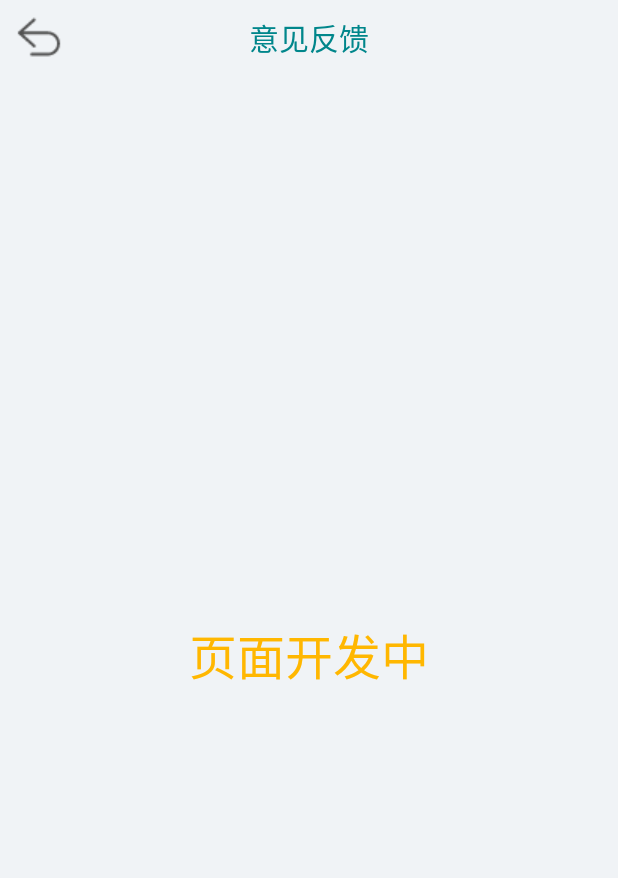
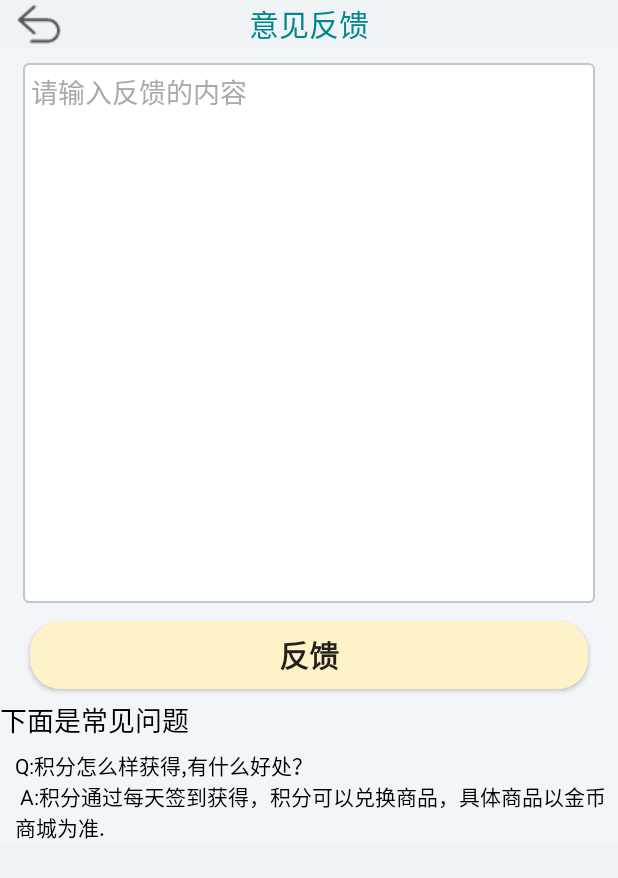
Before and after one commit to baifan666/MyApplication, an Android app: the OpinionActivity screen opened directly, with no data from a screen before it, on a phone screen of 412 x 824 dp. Shown: the top 878 px of the screen. Run offline under Robolectric (Android 15) with nearby library versions, the phone set to English and light mode, and no system bars; 1 statement that could not run was skipped.

Commit message:
完善部分页面

```diff
--- a/app/build.gradle
+++ b/app/build.gradle
@@ -6,8 +6,8 @@ android {
         applicationId "com.example.baifan.myapplication"
         minSdkVersion 19
         targetSdkVersion 23
-        versionCode 38
-        versionName "1.0.37"
+        versionCode 39
+        versionName "1.0.38"
         testInstrumentationRunner "android.support.test.runner.AndroidJUnitRunner"
         ndk {
             abiFilters "armeabi"
--- a/app/src/main/java/com/example/baifan/myapplication/activity/AccountManagementActivity.java
+++ b/app/src/main/java/com/example/baifan/myapplication/activity/AccountManagementActivity.java
@@ -7,8 +7,8 @@ import android.content.Intent;
 import android.os.Bundle;
 import android.view.View;
 import android.view.Window;
+import android.widget.ImageView;
 import android.widget.TextView;
-import android.widget.Toast;
 
 import com.example.baifan.myapplication.R;
 import com.example.baifan.myapplication.application.ExitApplication;
@@ -16,6 +16,7 @@ import com.example.baifan.myapplication.application.ExitApplication;
 public class AccountManagementActivity extends Activity {
     private TextView exitapp,updatepassword;
     private String account;
+    private ImageView back;
     @Override
     protected void onCreate(Bundle savedInstanceState) {
         super.onCreate(savedInstanceState);
@@ -25,6 +26,13 @@ public class AccountManagementActivity extends Activity {
         ExitApplication.getInstance().addActivity(this);
         Intent intent = getIntent();
         account = intent.getStringExtra("username");
+        back = (ImageView)findViewById(R.id.IV_back); //返回
+        back.setOnClickListener(new View.OnClickListener() {
+            @Override
+            public void onClick(View view) {
+                finish();
+            }
+        });
         exitapp = (TextView)findViewById(R.id.exitapp);
         exitapp.setOnClickListener(new View.OnClickListener() {
             @Override
--- a/app/src/main/java/com/example/baifan/myapplication/activity/CoinMallActivity.java
+++ b/app/src/main/java/com/example/baifan/myapplication/activity/CoinMallActivity.java
@@ -2,13 +2,15 @@ package com.example.baifan.myapplication.activity;
 
 import android.app.Activity;
 import android.os.Bundle;
+import android.view.View;
 import android.view.Window;
+import android.widget.ImageView;
 
 import com.example.baifan.myapplication.R;
 import com.example.baifan.myapplication.application.ExitApplication;
 
 public class CoinMallActivity extends Activity {
-
+    private ImageView back;
     @Override
     protected void onCreate(Bundle savedInstanceState) {
         super.onCreate(savedInstanceState);
@@ -16,5 +18,12 @@ public class CoinMallActivity extends Activity {
         setContentView(R.layout.activity_coin_mall);
         //将该Activity添加到ExitApplication实例中，
         ExitApplication.getInstance().addActivity(this);
+        back = (ImageView)findViewById(R.id.IV_back); //返回
+        back.setOnClickListener(new View.OnClickListener() {
+            @Override
+            public void onClick(View view) {
+                finish();
+            }
+        });
     }
 }
--- a/app/src/main/java/com/example/baifan/myapplication/activity/MyOrdersSpecificActivity.java
+++ b/app/src/main/java/com/example/baifan/myapplication/activity/MyOrdersSpecificActivity.java
@@ -138,8 +138,9 @@ public class MyOrdersSpecificActivity extends Activity {
             wanchengshijian.setVisibility(View.GONE);
         }else {
             isfinish.setText("订单已完成");
-            wanchengshijian.setText(orderSpecificInfo.getFinishtime());
-            finish.setVisibility(View.GONE);
+            wanchengshijian.setText("完成时间："+orderSpecificInfo.getFinishtime());
+            //finish.setVisibility(View.GONE);
+            finish.setText("去评价");
         }
 
         if(!path1.equals("")) {
--- a/app/src/main/java/com/example/baifan/myapplication/activity/OpinionActivity.java
+++ b/app/src/main/java/com/example/baifan/myapplication/activity/OpinionActivity.java
@@ -2,13 +2,20 @@ package com.example.baifan.myapplication.activity;
 
 import android.app.Activity;
 import android.os.Bundle;
+import android.view.View;
 import android.view.Window;
+import android.widget.Button;
+import android.widget.EditText;
+import android.widget.ImageView;
 
 import com.example.baifan.myapplication.R;
 import com.example.baifan.myapplication.application.ExitApplication;
 
 public class OpinionActivity extends Activity {
-
+    private ImageView back;
+    private EditText content;
+    private Button fankui;
+    private String str;
     @Override
     protected void onCreate(Bundle savedInstanceState) {
         super.onCreate(savedInstanceState);
@@ -16,5 +23,23 @@ public class OpinionActivity extends Activity {
         setContentView(R.layout.activity_opinion);
         //将该Activity添加到ExitApplication实例中，
         ExitApplication.getInstance().addActivity(this);
+        back = (ImageView) findViewById(R.id.backImg); //返回
+        back.setOnClickListener(new View.OnClickListener() {
+            @Override
+            public void onClick(View view) {
+                finish();
+            }
+        });
+
+        content = (EditText)findViewById(R.id.content);
+        str = content.getText().toString();
+
+        fankui = (Button)findViewById(R.id.fankui);
+        fankui.setOnClickListener(new View.OnClickListener() {
+            @Override
+            public void onClick(View view) {
+
+            }
+        });
     }
 }
--- a/app/src/main/res/layout/activity_opinion.xml
+++ b/app/src/main/res/layout/activity_opinion.xml
@@ -7,8 +7,7 @@
 
     <RelativeLayout
         android:layout_width="match_parent"
-        android:layout_height="wrap_content"
-        android:layout_weight="1">
+        android:layout_height="wrap_content">
 
         <ImageView
             android:id="@+id/IV_back"
@@ -30,22 +29,58 @@
             android:textColor="#00868B"
             android:textSize="20sp" />
     </RelativeLayout>
-
+    <ScrollView
+        android:layout_width="match_parent"
+        android:layout_height="wrap_content"
+        android:background="#F3F6F8"
+        android:orientation="vertical" >
     <LinearLayout
         android:layout_width="match_parent"
         android:layout_height="wrap_content"
-        android:layout_centerInParent="true"
-        android:layout_weight="40"
-        android:gravity="center"
         android:orientation="vertical">
-        <TextView
-            android:id="@+id/textview1"
-            android:layout_width="wrap_content"
+        <EditText
+            android:id="@+id/content"
+            android:layout_width="match_parent"
+            android:layout_height="360dp"
+            android:layout_marginLeft="15dp"
+            android:layout_marginRight="15dp"
+            android:layout_marginTop="10dp"
+            android:background="@drawable/bg_edittext"
+            android:hint="请输入反馈的内容"
+            android:gravity="top"
+            android:padding="5dp"
+            android:singleLine="true"
+            android:textColorHint="#AAAAAA" />
+        <Button
+            android:id="@+id/fankui"
+            android:layout_width="match_parent"
+            android:layout_height="45dp"
+            android:layout_marginLeft="20dp"
+            android:layout_marginRight="20dp"
+            android:layout_marginTop="12dp"
+            android:background="@drawable/btn_green"
+            android:text="反馈"
+            android:textSize="20dp"
+            android:textStyle="bold" />
+
+        <TextView android:text="下面是常见问题"
+            android:id="@+id/help_allseequestions"
+            android:textAppearance="?android:attr/textAppearanceMedium"
+            android:layout_width="fill_parent"
+            android:textColor="#000000"
+            android:layout_marginTop="10px"
+            android:layout_height="wrap_content"/>
+
+        <TextView android:layout_marginTop="10px"
+            android:paddingLeft="15px"
             android:layout_height="wrap_content"
-            android:text="页面开发中"
-            android:textColor="#ffb700"
-            android:textSize="32dp" />
+            android:textColor="#000000"
+            android:text="Q:积分怎么样获得,有什么好处？ \n A:积分通过每天签到获得，积分可以兑换商品，具体商品以金币商城为准."
+            android:layout_width="fill_parent"
+            android:id="@+id/help_1"/>
 
     </LinearLayout>
 
+
+    </ScrollView>
 </LinearLayout>
```
Also changed, not shown: 1 other file.
